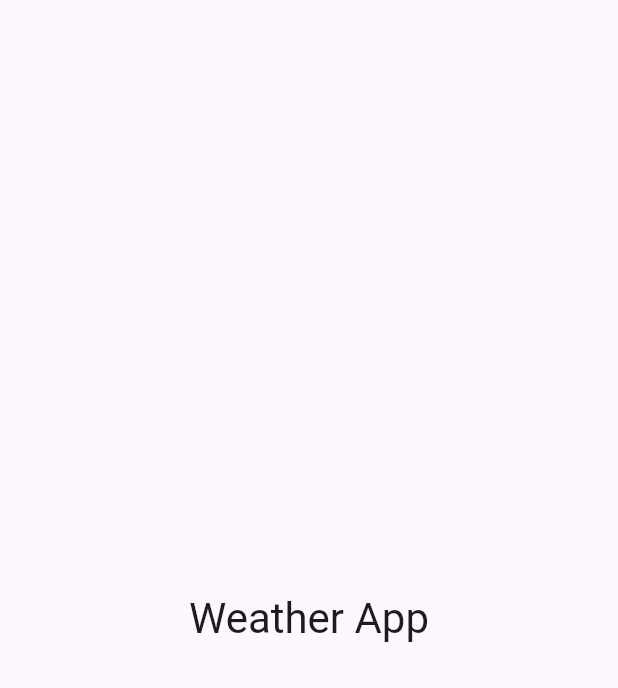
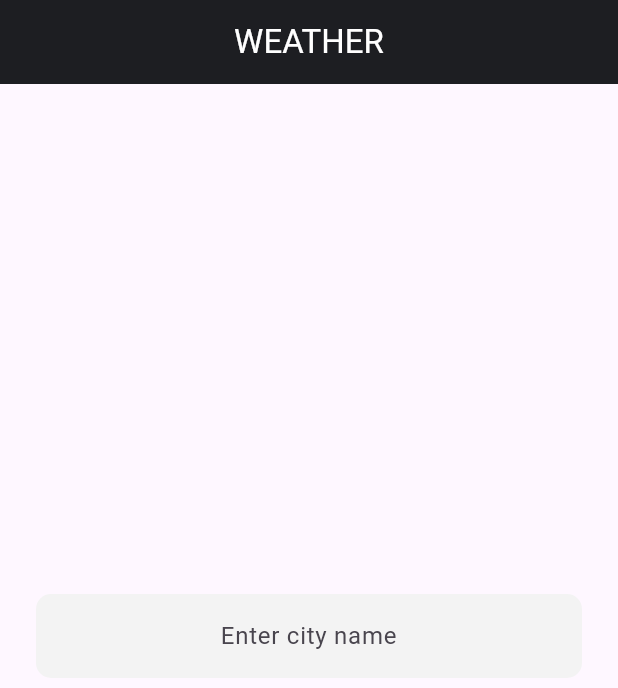
Before and after one commit to mohamedelbendary228/TDD-Simple-Weather-App, a Flutter app: the screen it shows after launch, on a phone screen of 412 x 824 dp. Shown: the top 688 px of the screen. Run offline on Flutter 3.47's test engine with Material 3 defaults, Android fonts, the phone set to English and light mode, and no system bars; our stand-ins replace dartz, dio, equatable, flutter_bloc, get_it, rxdart.

Commit message:
Implement weather page ui

```diff
--- a/lib/core/constants/constants.dart
+++ b/lib/core/constants/constants.dart
@@ -1,6 +1,6 @@
 class Urls {
   static const String baseUrl = 'https://api.openweathermap.org/data/2.5';
-  static const String apiKey = 'cc95d932d5a45d33a9527d5019475f2c';
+  static const String apiKey = 'e93b5a78d97ff1b512aa2aaccce9de6b';
 
   static String currentWeatherByName(String city) =>
       '$baseUrl/weather?q=$city&appid=$apiKey';
--- a/lib/features/home/presentation/bloc/weather_bloc.dart
+++ b/lib/features/home/presentation/bloc/weather_bloc.dart
@@ -3,6 +3,8 @@ import 'package:flutter/foundation.dart';
 import 'package:flutter_bloc/flutter_bloc.dart';
 import 'package:tdd_weather_app/features/home/domain/entities/weather.dart';
 import 'package:tdd_weather_app/features/home/domain/usecases/get_current_weather.dart';
+import 'package:rxdart/rxdart.dart';
+
 part 'weather_event.dart';
 part 'weather_state.dart';
 
@@ -12,7 +14,10 @@ class WeatherBloc extends Bloc<WeatherEvent, WeatherState> {
   WeatherBloc(GetCurrentWeatherUseCase getCurrentWeatherUseCase)
       : _getCurrentWeatherUseCase = getCurrentWeatherUseCase,
         super(WeatherEmpty()) {
-    on<OnCityChangedEvent>(_onCityChanged);
+    on<OnCityChangedEvent>(
+      _onCityChanged,
+      transformer: debounce(const Duration(milliseconds: 500)),
+    );
   }
 
   void _onCityChanged(
@@ -37,3 +42,7 @@ class WeatherBloc extends Bloc<WeatherEvent, WeatherState> {
     debugPrint("WeatherBloc $change");
   }
 }
+
+EventTransformer<T> debounce<T>(Duration duration) {
+  return (events, mapper) => events.debounceTime(duration).flatMap(mapper);
+}
--- /dev/null
+++ b/lib/features/home/presentation/pages/weather_page.dart
@@ -0,0 +1,175 @@
+import 'package:flutter/material.dart';
+import 'package:flutter_bloc/flutter_bloc.dart';
+import 'package:tdd_weather_app/core/constants/constants.dart';
+import 'package:tdd_weather_app/features/home/presentation/bloc/weather_bloc.dart';
+
+class WeatherPage extends StatelessWidget {
+  const WeatherPage({super.key});
+
+  @override
+  Widget build(BuildContext context) {
+    return Scaffold(
+      appBar: AppBar(
+        backgroundColor: const Color(0xff1D1E22),
+        title: const Text(
+          'WEATHER',
+          style: TextStyle(color: Colors.white),
+        ),
+        centerTitle: true,
+      ),
+      body: Padding(
+        padding: const EdgeInsets.all(24.0),
+        child: Column(
+          mainAxisAlignment: MainAxisAlignment.center,
+          children: [
+            TextField(
+              textAlign: TextAlign.center,
+              decoration: InputDecoration(
+                hintText: 'Enter city name',
+                fillColor: const Color(0xffF3F3F3),
+                filled: true,
+                focusedBorder: OutlineInputBorder(
+                    borderSide: BorderSide.none,
+                    borderRadius: BorderRadius.circular(10)),
+                enabledBorder: OutlineInputBorder(
+                    borderSide: BorderSide.none,
+                    borderRadius: BorderRadius.circular(10)),
+              ),
+              onChanged: (query) {
+                context.read<WeatherBloc>().add(OnCityChangedEvent(query));
+              },
+            ),
+            const SizedBox(height: 32.0),
+            BlocBuilder<WeatherBloc, WeatherState>(
+              builder: (context, state) {
+                if (state is WeatherLoading) {
+                  return const Center(
+                    child: CircularProgressIndicator(),
+                  );
+                }
+                if (state is WeatherLoaded) {
+                  return Column(
+                    key: const Key('weather_data'),
+                    children: [
+                      Row(
+                        mainAxisAlignment: MainAxisAlignment.center,
+                        children: [
+                          Text(
+                            state.result.cityName,
+                            style: const TextStyle(
+                              fontSize: 22.0,
+                            ),
+                          ),
+                          Image(
+                            image: NetworkImage(
+                              Urls.weatherIcon(
+                                state.result.iconCode,
+                              ),
+                            ),
+                          ),
+                        ],
+                      ),
+                      const SizedBox(height: 8.0),
+                      Text(
+                        '${state.result.main} | ${state.result.description}',
+                        style: const TextStyle(
+                          fontSize: 16.0,
+                          letterSpacing: 1.2,
+                        ),
+                      ),
+                      const SizedBox(height: 24.0),
+                      Table(
+                        defaultColumnWidth: const FixedColumnWidth(150.0),
+                        border: TableBorder.all(
+                          color: Colors.grey,
+                          style: BorderStyle.solid,
+                          width: 1,
+                        ),
+                        children: [
+                          TableRow(children: [
+                            const Padding(
+                              padding: EdgeInsets.all(8.0),
+                              child: Text(
+                                'Temperature',
+                                style: TextStyle(
+                                  fontSize: 16.0,
+                                  letterSpacing: 1.2,
+                                ),
+                              ),
+                            ),
+                            Padding(
+                              padding: const EdgeInsets.all(8.0),
+                              child: Text(
+                                state.result.temperature.toString(),
+                                style: const TextStyle(
+                                  fontSize: 16.0,
+                                  letterSpacing: 1.2,
+                                  fontWeight: FontWeight.bold,
+                                ),
+                              ),
+                            ), // Will be change later
+                          ]),
+                          TableRow(children: [
+                            const Padding(
+                              padding: EdgeInsets.all(8.0),
+                              child: Text(
+                                'Pressure',
+                                style: TextStyle(
+                                  fontSize: 16.0,
+                                  letterSpacing: 1.2,
+                                ),
+                              ),
+                            ),
+                            Padding(
+                              padding: const EdgeInsets.all(8.0),
+                              child: Text(
+                                state.result.pressure.toString(),
+                                style: const TextStyle(
+                                    fontSize: 16.0,
+                                    letterSpacing: 1.2,
+                                    fontWeight: FontWeight.bold),
+                              ),
+                            ), // Will be change later
+                          ]),
+                          TableRow(children: [
+                            const Padding(
+                              padding: EdgeInsets.all(8.0),
+                              child: Text(
+                                'Humidity',
+                                style: TextStyle(
+                                  fontSize: 16.0,
+                                  letterSpacing: 1.2,
+                                ),
+                              ),
+                            ),
+                            Padding(
+                              padding: const EdgeInsets.all(8.0),
+                              child: Text(
+                                state.result.humidity.toString(),
+                                style: const TextStyle(
+                                  fontSize: 16.0,
+                                  letterSpacing: 1.2,
+                                  fontWeight: FontWeight.bold,
+                                ),
+                              ),
+                            ), // Will be change later
+                          ]),
+                        ],
+                      ),
+                    ],
+                  );
+                }
+                if (state is WeatherLoadFailure) {
+                  return Center(
+                    child: Text(state.message),
+                  );
+                }
+                return Container();
+              },
+            )
+          ],
+        ),
+      ),
+    );
+  }
+}
--- /dev/null
+++ b/lib/injection_container.dart
@@ -0,0 +1,33 @@
+import 'package:dio/dio.dart';
+import 'package:get_it/get_it.dart';
+import 'package:tdd_weather_app/features/home/data/datasources/remote_data_source.dart';
+import 'package:tdd_weather_app/features/home/data/repositories/weather_repository_impl.dart';
+import 'package:tdd_weather_app/features/home/domain/repositories/weather_repository.dart';
+import 'package:tdd_weather_app/features/home/domain/usecases/get_current_weather.dart';
+import 'package:tdd_weather_app/features/home/presentation/bloc/weather_bloc.dart';
+
+final serviceLocator = GetIt.instance;
+
+void setupLocator() {
+  // bloc
+  serviceLocator.registerFactory(() => WeatherBloc(serviceLocator()));
+
+  // usecase
+  serviceLocator.registerLazySingleton(
+      () => GetCurrentWeatherUseCase(weatherRepository: serviceLocator()));
+
+  // repository
+  serviceLocator.registerLazySingleton<WeatherRepository>(
+    () => WeatherRepositoryImpl(serviceLocator()),
+  );
+
+  // data source
+  serviceLocator.registerLazySingleton<WeatherRemoteDataSource>(
+    () => WeatherRemoteDataSourceImpl(
+      dioClient: serviceLocator(),
+    ),
+  );
+
+  // external
+  serviceLocator.registerLazySingleton(() => Dio());
+}
--- a/lib/main.dart
+++ b/lib/main.dart
@@ -1,6 +1,12 @@
 import 'package:flutter/material.dart';
+import 'package:flutter_bloc/flutter_bloc.dart';
+import 'package:tdd_weather_app/features/home/presentation/bloc/weather_bloc.dart';
+import 'package:tdd_weather_app/features/home/presentation/pages/weather_page.dart';
+import 'package:tdd_weather_app/injection_container.dart';
 
 void main() {
+  WidgetsFlutterBinding.ensureInitialized();
+  setupLocator();
   runApp(const MyApp());
 }
 
@@ -16,14 +22,9 @@ class MyApp extends StatelessWidget {
         colorScheme: ColorScheme.fromSeed(seedColor: Colors.deepPurple),
         useMaterial3: true,
       ),
-      home: Scaffold(
-        body: Center(
-          child: Text(
-            "Weather App",
-            style: Theme.of(context).textTheme.headlineMedium,
-          ),
-        ),
-      ),
+      home: MultiBlocProvider(providers: [
+        BlocProvider(create: (_) => serviceLocator<WeatherBloc>())
+      ], child: const WeatherPage()),
     );
   }
 }
```
Also changed, not shown: 1 other file.
